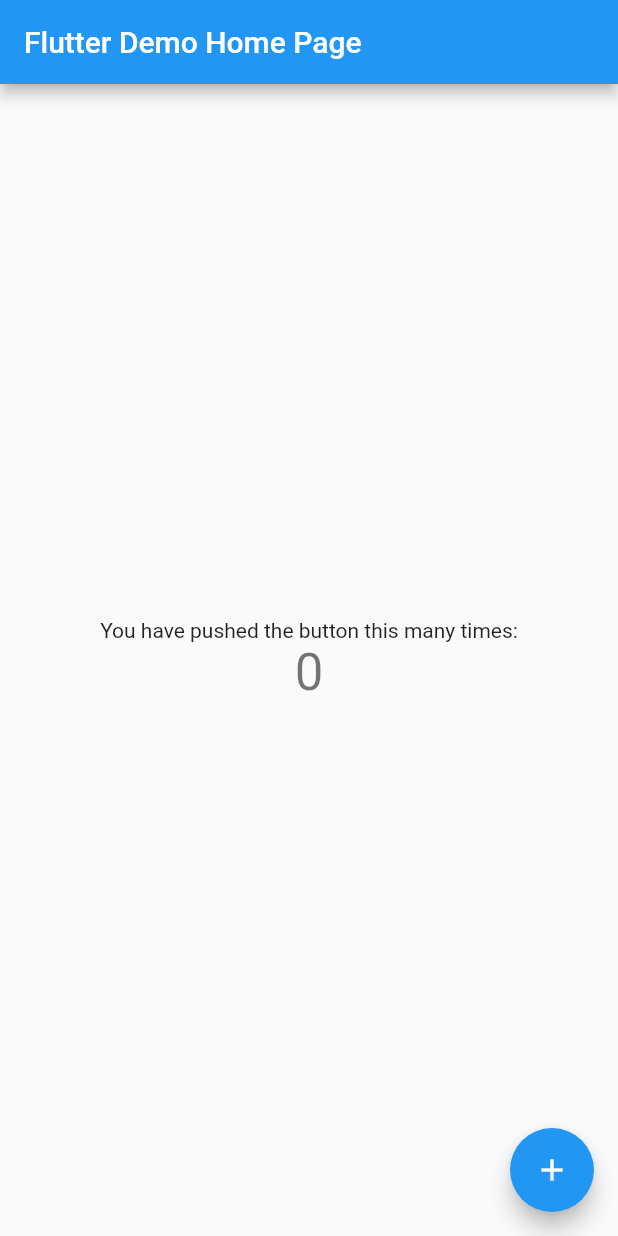
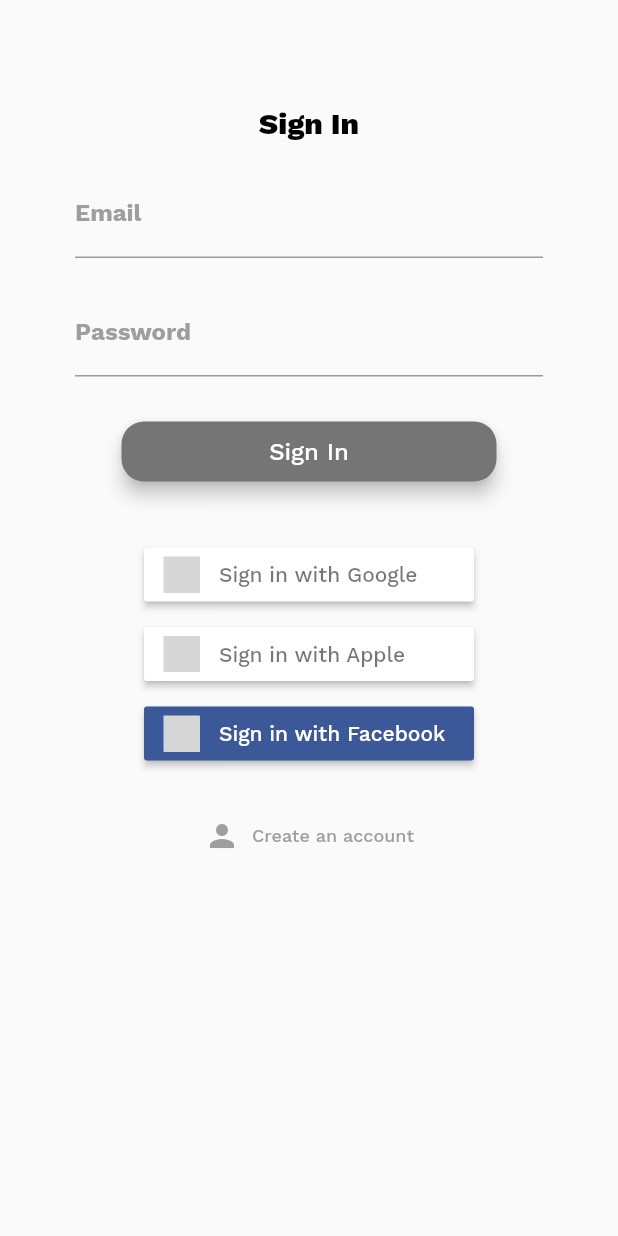
Before and after one commit to ChristineWasike/movie_mate, a Flutter app: the screen it shows after launch, on a phone screen of 412 x 824 dp. Run offline on Flutter 3.47's test engine with Material 2 defaults, Android fonts, the phone set to English and light mode, and no system bars; our stand-ins replace flutter_signin_button, google_fonts; grey boxes are pictures that could not be loaded.

Commit message:
Added the authentication screens

```diff
--- a/lib/main.dart
+++ b/lib/main.dart
@@ -1,4 +1,6 @@
 import 'package:flutter/material.dart';
+import 'package:movie_mate/screens/wrapper.dart';
+import 'package:google_fonts/google_fonts.dart';
 
 void main() {
   runApp(const MyApp());
@@ -7,109 +9,24 @@
 class MyApp extends StatelessWidget {
   const MyApp({Key? key}) : super(key: key);
 
-  // This widget is the root of your application.
   @override
   Widget build(BuildContext context) {
+    // This widget is the root of your application.
     return MaterialApp(
-      title: 'Flutter Demo',
+      debugShowCheckedModeBanner: false,
       theme: ThemeData(
-        // This is the theme of your application.
-        //
-        // Try running your application with "flutter run". You'll see the
-        // application has a blue toolbar. Then, without quitting the app, try
-        // changing the primarySwatch below to Colors.green and then invoke
-        // "hot reload" (press "r" in the console where you ran "flutter run",
-        // or simply save your changes to "hot reload" in a Flutter IDE).
-        // Notice that the counter didn't reset back to zero; the application
-        // is not restarted.
-        primarySwatch: Colors.blue,
+        // This is the theme of the application.
+        // scaffoldBackgroundColor: kBackgroundColor,`
+        // primaryColor: kPrimaryColor,
+        textTheme: GoogleFonts.workSansTextTheme(
+          Theme.of(context).textTheme,
+        ),
+        // This makes the visual density adapt to the platform that you run
+        // the app on. For desktop platforms, the controls will be smaller and
+        // closer together (more dense) than on mobile platforms.
+        visualDensity: VisualDensity.adaptivePlatformDensity,
       ),
-      home: const MyHomePage(title: 'Flutter Demo Home Page'),
+      home: const Wrapper(),
     );
   }
 }
-
-class MyHomePage extends StatefulWidget {
-  const MyHomePage({Key? key, required this.title}) : super(key: key);
-
-  // This widget is the home page of your application. It is stateful, meaning
-  // that it has a State object (defined below) that contains fields that affect
-  // how it looks.
-
-  // This class is the configuration for the state. It holds the values (in this
-  // case the title) provided by the parent (in this case the App widget) and
-  // used by the build method of the State. Fields in a Widget subclass are
-  // always marked "final".
-
-  final String title;
-
-  @override
-  State<MyHomePage> createState() => _MyHomePageState();
-}
-
-class _MyHomePageState extends State<MyHomePage> {
-  int _counter = 0;
-
-  void _incrementCounter() {
-    setState(() {
-      // This call to setState tells the Flutter framework that something has
-      // changed in this State, which causes it to rerun the build method below
-      // so that the display can reflect the updated values. If we changed
-      // _counter without calling setState(), then the build method would not be
-      // called again, and so nothing would appear to happen.
-      _counter++;
-    });
-  }
-
-  @override
-  Widget build(BuildContext context) {
-    // This method is rerun every time setState is called, for instance as done
-    // by the _incrementCounter method above.
-    //
-    // The Flutter framework has been optimized to make rerunning build methods
-    // fast, so that you can just rebuild anything that needs updating rather
-    // than having to individually change instances of widgets.
-    return Scaffold(
-      appBar: AppBar(
-        // Here we take the value from the MyHomePage object that was created by
-        // the App.build method, and use it to set our appbar title.
-        title: Text(widget.title),
-      ),
-      body: Center(
-        // Center is a layout widget. It takes a single child and positions it
-        // in the middle of the parent.
-        child: Column(
-          // Column is also a layout widget. It takes a list of children and
-          // arranges them vertically. By default, it sizes itself to fit its
-          // children horizontally, and tries to be as tall as its parent.
-          //
-          // Invoke "debug painting" (press "p" in the console, choose the
-          // "Toggle Debug Paint" action from the Flutter Inspector in Android
-          // Studio, or the "Toggle Debug Paint" command in Visual Studio Code)
-          // to see the wireframe for each widget.
-          //
-          // Column has various properties to control how it sizes itself and
-          // how it positions its children. Here we use mainAxisAlignment to
-          // center the children vertically; the main axis here is the vertical
-          // axis because Columns are vertical (the cross axis would be
-          // horizontal).
-          mainAxisAlignment: MainAxisAlignment.center,
-          children: <Widget>[
-            const Text(
-              'You have pushed the button this many times:',
-            ),
-            Text(
-              '$_counter',
-              style: Theme.of(context).textTheme.headline4,
-            ),
-          ],
-        ),
-      ),
-      floatingActionButton: FloatingActionButton(
-        onPressed: _incrementCounter,
-        tooltip: 'Increment',
-        child: const Icon(Icons.add),
-      ), // This trailing comma makes auto-formatting nicer for build methods.
-    );
-  }
-}
--- a/lib/screens/authentication/authenticate.dart
+++ b/lib/screens/authentication/authenticate.dart
@@ -0,0 +1,27 @@
+import 'package:flutter/material.dart';
+import 'package:movie_mate/screens/authentication/signin.dart';
+import 'package:movie_mate/screens/authentication/signup.dart';
+
+class Authenticate extends StatefulWidget {
+  const Authenticate({ Key? key }) : super(key: key);
+
+  @override
+  State<Authenticate> createState() => _AuthenticateState();
+}
+
+class _AuthenticateState extends State<Authenticate> {
+ bool showSignIn = true;
+  void toggleView() {
+    setState(() => showSignIn = !showSignIn);
+  }
+
+  // Deciding on whether to display Sign In or SignUp
+  @override
+  Widget build(BuildContext context) {
+    if (showSignIn) {
+      return SignIn(toggleView: toggleView);
+    } else {
+      return SignUp(toggleView: toggleView);
+    }
+  }
+}
--- a/lib/screens/authentication/signin.dart
+++ b/lib/screens/authentication/signin.dart
@@ -0,0 +1,152 @@
+import 'package:flutter/material.dart';
+import 'package:flutter_signin_button/flutter_signin_button.dart';
+import 'package:movie_mate/screens/home/home.dart';
+
+class SignIn extends StatefulWidget {
+  final Function toggleView;
+  const SignIn({required this.toggleView, Key? key}) : super(key: key);
+
+  @override
+  State<SignIn> createState() => _SignInState();
+}
+
+class _SignInState extends State<SignIn> {
+  final _formKey = GlobalKey<FormState>();
+  bool loading = false;
+
+  // text field state
+  String email = '';
+  String password = '';
+  String error = '';
+
+  @override
+  Widget build(BuildContext context) {
+    return Scaffold(
+      resizeToAvoidBottomInset: false,
+      body: ListView(
+        scrollDirection: Axis.vertical,
+        children: [
+          Container(
+            padding:
+                const EdgeInsets.symmetric(vertical: 30.0, horizontal: 50.0),
+            child: Form(
+              key: _formKey,
+              child: Column(
+                children: <Widget>[
+                  const SizedBox(height: 40.0),
+                  const Text('Sign In',
+                      style: TextStyle(
+                          fontSize: 20.0,
+                          fontWeight: FontWeight.w800,
+                          color: Colors.black)),
+                  const SizedBox(height: 20.0),
+                  TextFormField(
+                    decoration: InputDecoration(
+                      labelText: 'Email',
+                      labelStyle: const TextStyle(
+                        fontWeight: FontWeight.w700,
+                        color: Colors.grey,
+                      ),
+                      focusedBorder: UnderlineInputBorder(
+                        borderSide: BorderSide(color: Colors.grey[700]!),
+                      ),
+                    ),
+                    validator: (val) => val!.isEmpty ? 'Enter an email' : null,
+                    onChanged: (val) {
+                      setState(() => email = val);
+                    },
+                  ),
+                  const SizedBox(height: 20.0),
+                  TextFormField(
+                    obscureText: true,
+                    decoration: InputDecoration(
+                      labelText: 'Password',
+                      labelStyle: const TextStyle(
+                        fontWeight: FontWeight.w700,
+                        color: Colors.grey,
+                      ),
+                      focusedBorder: UnderlineInputBorder(
+                        borderSide: BorderSide(color: Colors.grey[700]!),
+                      ),
+                    ),
+                    validator: (val) => val!.length < 6
+                        ? 'Enter a password 6+ chars long'
+                        : null,
+                    onChanged: (val) {
+                      setState(() => password = val);
+                    },
+                  ),
+                  const SizedBox(height: 30.0),
+                  SizedBox(
+                    width: 250,
+                    height: 40,
+                    child: RaisedButton(
+                        textColor: Colors.white,
+                        color: Colors.grey[600],
+                        padding: const EdgeInsets.all(0.0),
+                        elevation: 5.0,
+                        shape: RoundedRectangleBorder(
+                          borderRadius: BorderRadius.circular(15),
+                        ),
+                        child: Container(
+                          padding: const EdgeInsets.all(8.0),
+                          child: const Text(
+                            'Sign In',
+                            style: TextStyle(fontSize: 16),
+                          ),
+                        ),
+                        onPressed: () {
+                          if (_formKey.currentState!.validate()) {
+                            setState(() => loading = true);
+                          }
+                          Navigator.push(
+                              context,
+                              MaterialPageRoute(
+                                  builder: (context) => const Home()));
+                        }),
+                  ),
+                  const SizedBox(height: 12.0),
+                  Text(error,
+                      style:
+                          const TextStyle(color: Colors.red, fontSize: 14.0)),
+                  const SizedBox(height: 10.0),
+                  SignInButton(
+                    Buttons.Google,
+                    onPressed: () {},
+                  ),
+                  const SizedBox(height: 5.0),
+                  SignInButton(
+                    Buttons.Apple,
+                    onPressed: () {},
+                  ),
+                  const SizedBox(height: 5.0),
+                  SignInButton(
+                    Buttons.Facebook,
+                    onPressed: () {},
+                  ),
+                  const SizedBox(height: 20.0),
+                  TextButton.icon(
+                    icon: const Icon(
+                      Icons.person,
+                      color: Colors.grey,
+                    ),
+                    label: const Text(
+                      "Create an account",
+                      style: TextStyle(
+                        fontSize: 12.0,
+                        color: Colors.grey,
+                      ),
+                    ),
+                    onPressed: () {
+                      widget.toggleView();
+                    },
+                  ),
+                ],
+              ),
+            ),
+          ),
+        ],
+      ),
+    );
+  }
+}
--- a/lib/screens/wrapper.dart
+++ b/lib/screens/wrapper.dart
@@ -0,0 +1,11 @@
+import 'package:flutter/material.dart';
+import 'authentication/authenticate.dart';
+
+class Wrapper extends StatelessWidget {
+  const Wrapper({Key? key}) : super(key: key);
+
+  @override
+  Widget build(BuildContext context) {
+    return const Authenticate();
+  }
+}
--- a/pubspec.yaml
+++ b/pubspec.yaml
@@ -34,6 +34,8 @@
   # The following adds the Cupertino Icons font to your application.
   # Use with the CupertinoIcons class for iOS style icons.
   cupertino_icons: ^1.0.2
+  google_fonts: ^2.3.1
+  flutter_signin_button: ^2.0.0
 
 dev_dependencies:
   flutter_test:
```
Also changed, not shown: lib/screens/authentication/signup.dart (+176 -0 lines), lib/screens/home/home.dart (added, +16 -0 lines), lib/home/home.dart (deleted), pubspec.lock.
